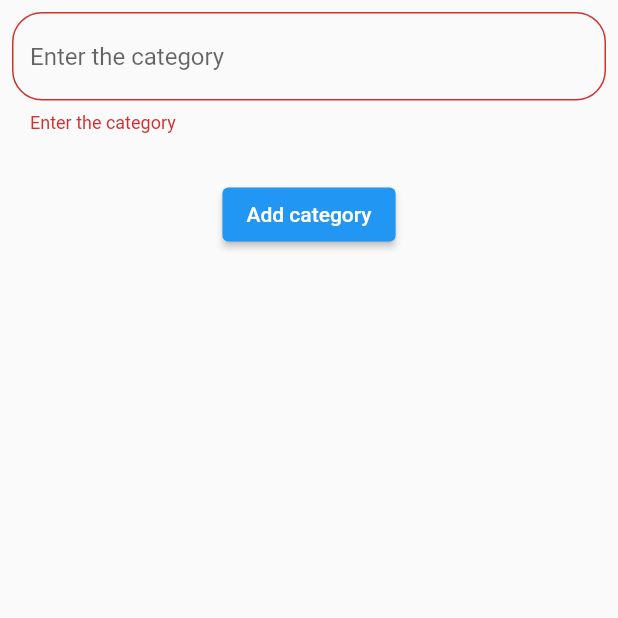
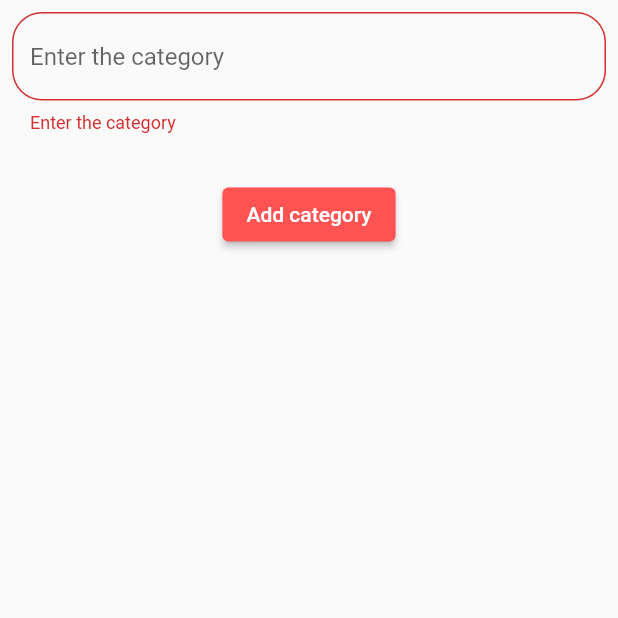
Before and after one commit to pateldixit2004/db_miner_quotes, a Flutter app: the AddCatScreen screen opened directly, after a tap on "Add category", on a phone screen of 412 x 824 dp, the top half of it. Run offline on Flutter 3.47's test engine with Material 2 defaults, Android fonts, the phone set to English and light mode, and no system bars; our stand-ins replace get, sizer, sqflite; accounts and stored records are empty.

Commit message:
button_coloer_chnage

```diff
--- a/lib/screen/view/add_category.dart
+++ b/lib/screen/view/add_category.dart
@@ -59,7 +59,7 @@ class _AddCatScreenState extends State<AddCatScreen> {
                       controller.getData();
                       Get.back();
                     }
-                }, child: Text("Add category"))
+                }, child: Text("Add category"),style: ElevatedButton.styleFrom(backgroundColor: Colors.redAccent),)
               ],
             ),
           ),
--- a/lib/screen/view/add_quotes.dart
+++ b/lib/screen/view/add_quotes.dart
@@ -107,7 +107,7 @@ class _AddQuoScreenState extends State<AddQuoScreen> {
                     DbHelper.dbHelper.insertQuoDb(model);
                     controller.getQuoData(controller.selectItem.value);
                     Get.back();
-                  }, child: Text('Add quotes'))
+                  }, child: Text('Add quotes'),style: ElevatedButton.styleFrom(backgroundColor: Colors.redAccent),)
                 ],
               ),
             ),
```
